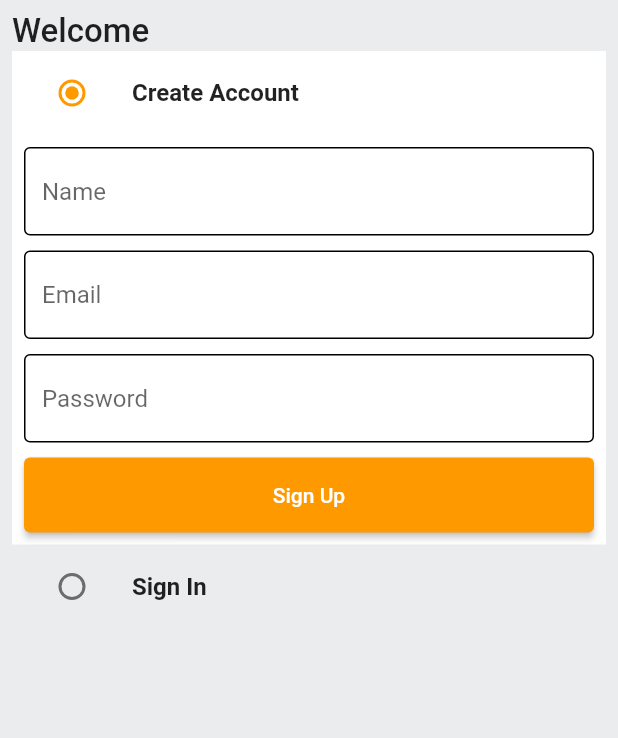
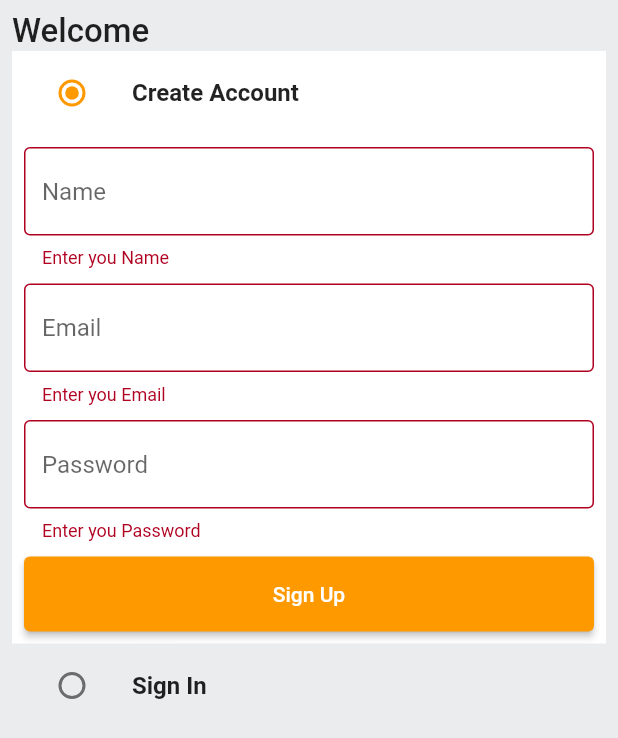
Before and after one commit to dhruv1206/flutter_amazon_clone, a Flutter app: the screen it shows after launch, after a tap on "Sign Up", on a phone screen of 412 x 824 dp. Shown: the top 738 px of the screen. Run offline on Flutter 3.47's test engine with Material 2 defaults, Android fonts, the phone set to English and light mode, and no system bars; our stand-ins replace shared_preferences.

```diff
--- a/lib/common/widgets/custom_textfield.dart
+++ b/lib/common/widgets/custom_textfield.dart
@@ -23,7 +23,12 @@ class CustomTextField extends StatelessWidget {
           borderSide: BorderSide(color: Colors.black),
         ),
       ),
-      validator: (value) {},
+      validator: (value) {
+        if (value == null || value.isEmpty) {
+          return "Enter you $hintText";
+        }
+        return null;
+      },
     );
   }
 }
--- a/lib/constants/global_variables.dart
+++ b/lib/constants/global_variables.dart
@@ -1,4 +1,6 @@
 import 'package:flutter/material.dart';
+
+String uri = "http://192.168.29.192:3000";
 
 class GlobalVariables {
   // COLORS
--- a/lib/features/auth/screens/auth_screen.dart
+++ b/lib/features/auth/screens/auth_screen.dart
@@ -1,6 +1,7 @@
 import 'package:amazon_clone/common/widgets/custom_button.dart';
 import 'package:amazon_clone/common/widgets/custom_textfield.dart';
 import 'package:amazon_clone/constants/global_variables.dart';
+import 'package:amazon_clone/features/auth/services/auth_service.dart';
 import "package:flutter/material.dart";
 
 enum Auth {
@@ -21,7 +22,7 @@ class _AuthScreenState extends State<AuthScreen> {
 
   final signupKey = GlobalKey<FormState>();
   final signinKey = GlobalKey<FormState>();
-
+  final authService = AuthService();
   final _emailController = TextEditingController();
   final _passwordController = TextEditingController();
   final _nameController = TextEditingController();
@@ -32,6 +33,23 @@ class _AuthScreenState extends State<AuthScreen> {
     _emailController.dispose();
     _passwordController.dispose();
     _nameController.dispose();
+  }
+
+  void signup() {
+    authService.signup(
+      email: _emailController.text,
+      password: _passwordController.text,
+      name: _nameController.text,
+      context: context,
+    );
+  }
+
+  void signin() {
+    authService.signin(
+      email: _emailController.text,
+      password: _passwordController.text,
+      context: context,
+    );
   }
 
   @override
@@ -72,8 +90,10 @@ class _AuthScreenState extends State<AuthScreen> {
                   },
                 ),
               ),
-              if (authEnum == Auth.signup)
-                Container(
+              AnimatedSwitcher(
+                duration: Duration(milliseconds: 300),
+                child: authEnum == Auth.signup
+                    ? Container(
                         padding: const EdgeInsets.all(8),
                         color: GlobalVariables.backgroundColor,
                         child: Form(
@@ -103,11 +123,17 @@ class _AuthScreenState extends State<AuthScreen> {
                               ),
                               CustomButton(
                                 text: "Sign Up",
-                          onTap: () {},
+                                onTap: () {
+                                  if (signupKey.currentState!.validate()) {
+                                    signup();
+                                  }
+                                },
                               ),
                             ],
                           ),
                         ),
+                      )
+                    : const SizedBox(),
               ),
               ListTile(
                 tileColor: authEnum == Auth.signin
@@ -130,12 +156,14 @@ class _AuthScreenState extends State<AuthScreen> {
                   },
                 ),
               ),
-              if (authEnum == Auth.signin)
-                Container(
+              AnimatedSwitcher(
+                duration: const Duration(milliseconds: 300),
+                child: (authEnum == Auth.signin)
+                    ? Container(
                         padding: const EdgeInsets.all(8),
                         color: GlobalVariables.backgroundColor,
                         child: Form(
-                    key: signupKey,
+                          key: signinKey,
                           child: Column(
                             children: [
                               CustomTextField(
@@ -153,12 +181,14 @@ class _AuthScreenState extends State<AuthScreen> {
                                 height: 10,
                               ),
                               CustomButton(
-                          text: "Sign Up",
-                          onTap: () {},
+                                text: "Sign In",
+                                onTap: signin,
                               ),
                             ],
                           ),
                         ),
+                      )
+                    : const SizedBox(),
               ),
             ],
           ),
--- a/lib/main.dart
+++ b/lib/main.dart
@@ -1,10 +1,16 @@
 import 'package:amazon_clone/constants/global_variables.dart';
 import 'package:amazon_clone/features/auth/screens/auth_screen.dart';
+import 'package:amazon_clone/providers/user_provider.dart';
 import 'package:amazon_clone/router.dart';
 import 'package:flutter/material.dart';
+import 'package:provider/provider.dart';
 
 void main() {
-  runApp(const MyApp());
+  runApp(MultiProvider(providers: [
+    ChangeNotifierProvider(
+      create: (context) => UserProvider(),
+    ),
+  ], child: const MyApp()));
 }
 
 class MyApp extends StatelessWidget {
--- /dev/null
+++ b/lib/models/user.dart
@@ -0,0 +1,49 @@
+import 'dart:convert';
+
+class User {
+  final String id;
+  final String name;
+  final String email;
+  final String password;
+  final String address;
+  final String type;
+  final String token;
+  User({
+    required this.id,
+    required this.name,
+    required this.email,
+    required this.password,
+    required this.address,
+    required this.type,
+    required this.token,
+  });
+
+  Map<String, dynamic> toMap() {
+    return <String, dynamic>{
+      'id': id,
+      'name': name,
+      'email': email,
+      'password': password,
+      'address': address,
+      'type': type,
+      'token': token,
+    };
+  }
+
+  factory User.fromMap(Map<String, dynamic> map) {
+    return User(
+      id: map['_id'] ?? "",
+      name: map['name'] ?? "",
+      email: map['email'] ?? "",
+      password: map['password'] ?? "",
+      address: map['address'] ?? "",
+      type: map['type'] ?? "",
+      token: map['token'] ?? "",
+    );
+  }
+
+  String toJson() => json.encode(toMap());
+
+  factory User.fromJson(String source) =>
+      User.fromMap(json.decode(source) as Map<String, dynamic>);
+}
--- /dev/null
+++ b/lib/providers/user_provider.dart
@@ -0,0 +1,21 @@
+import 'package:amazon_clone/models/user.dart';
+import 'package:flutter/widgets.dart';
+
+class UserProvider extends ChangeNotifier {
+  User _user = User(
+    id: "",
+    name: "",
+    email: "",
+    password: "",
+    address: "",
+    type: "",
+    token: "",
+  );
+
+  User get user => _user;
+
+  void setUser(String user) {
+    _user = User.fromJson(user);
+    notifyListeners();
+  }
+}
--- a/lib/router.dart
+++ b/lib/router.dart
@@ -1,4 +1,5 @@
 import 'package:amazon_clone/features/auth/screens/auth_screen.dart';
+import 'package:amazon_clone/features/home/screens/home_screen.dart';
 import 'package:flutter/material.dart';
 
 Route<dynamic> generateRoutes(RouteSettings routeSettings) {
@@ -6,6 +7,10 @@ Route<dynamic> generateRoutes(RouteSettings routeSettings) {
     case AuthScreen.routeName:
       return MaterialPageRoute(
         builder: (context) => AuthScreen(),
+      );
+    case HomeScreen.routeName:
+      return MaterialPageRoute(
+        builder: (context) => HomeScreen(),
       );
     default:
       return MaterialPageRoute(
--- a/pubspec.yaml
+++ b/pubspec.yaml
@@ -36,6 +36,9 @@ dependencies:
   # The following adds the Cupertino Icons font to your application.
   # Use with the CupertinoIcons class for iOS style icons.
   cupertino_icons: ^1.0.2
+  http: ^0.13.5
+  provider: ^6.0.5
+  shared_preferences: ^2.0.16
 
 dev_dependencies:
   flutter_test:
```
Also changed, not shown: lib/constants/error_handling.dart (added, +21 -0 lines), lib/constants/utils.dart (added, +13 -0 lines), lib/features/auth/services/auth_service.dart (added, +103 -0 lines), lib/features/home/screens/home_screen.dart (added, +24 -0 lines), pubspec.lock, 3 other files. Lines whose indentation alone changed are shown as unchanged.
